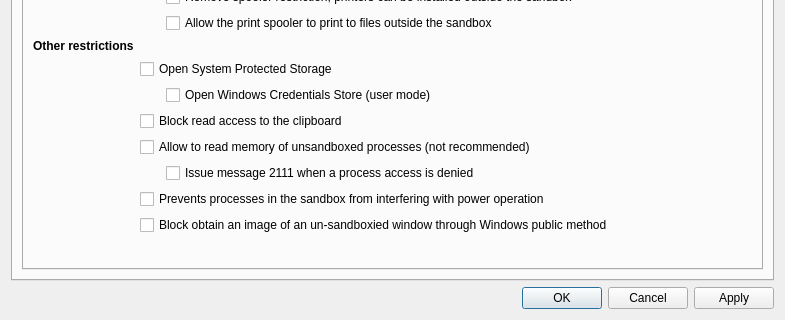
sandboxie-plus/Sandboxie, file SandboxiePlus/SandMan/Forms/OptionsWindow.ui: the form before one commit; both pictures show x 0 to 785 and y 212 to 532 of the 785 by 532 pixel window.
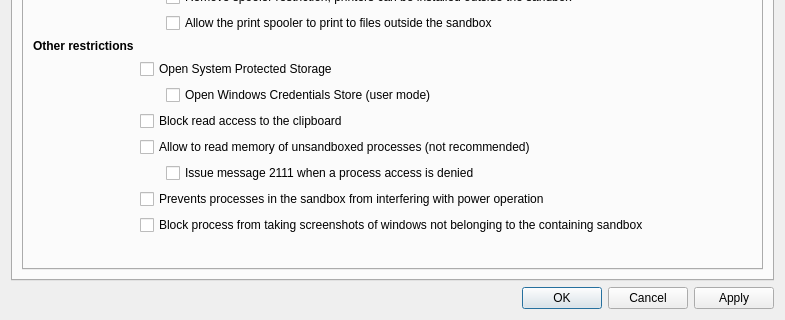
The form after the commit.

Diff of the .ui file:
```diff
--- a/SandboxiePlus/SandMan/Forms/OptionsWindow.ui
+++ b/SandboxiePlus/SandMan/Forms/OptionsWindow.ui
@@ -824,7 +824,7 @@
                <item>
                 <widget class="QCheckBox" name="chkBlockCapture">
                  <property name="text">
-                  <string>Block obtain an image of an un-sandboxied window through Windows public method</string>
+                  <string>Block process from taking screenshots of windows not belonging to the containing sandbox</string>
                  </property>
                 </widget>
                </item>
```
